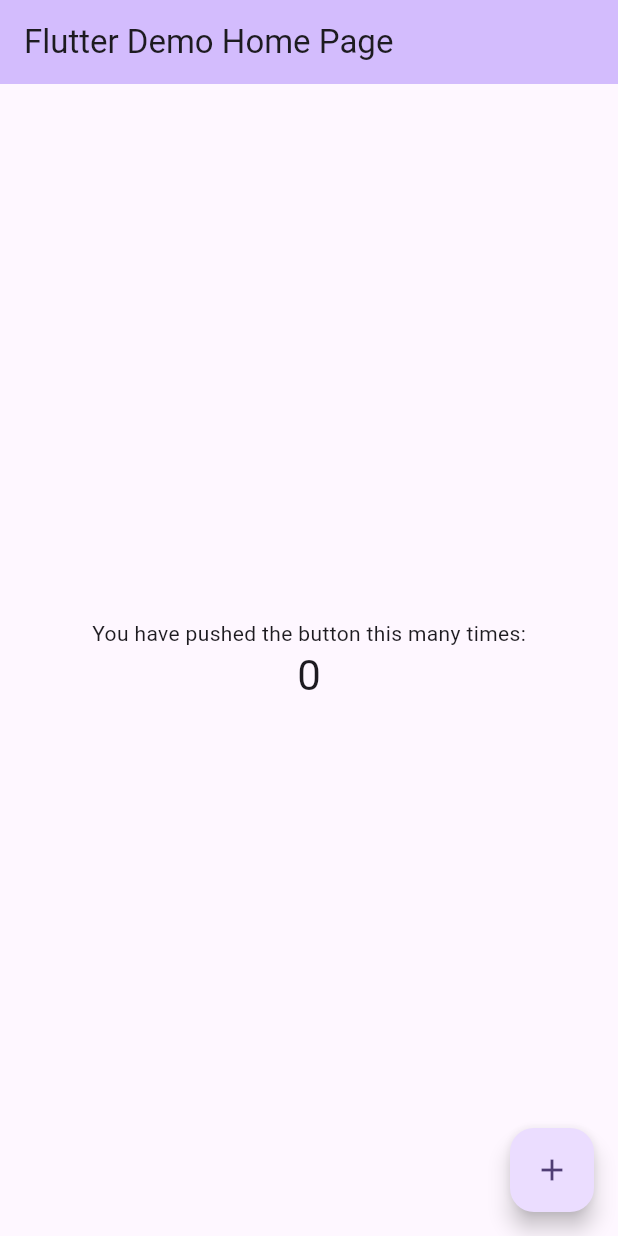
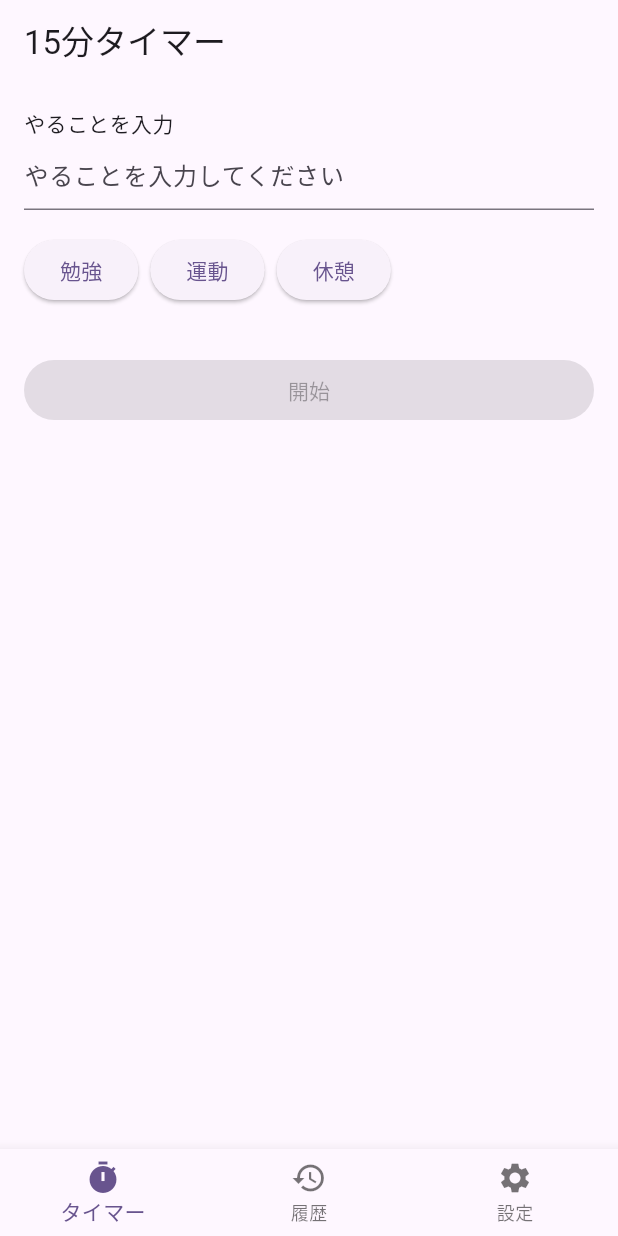
Before and after one commit to harinez2/flutter_fifteentimer, a Flutter app: the screen it shows after launch, on a phone screen of 412 x 824 dp. Run offline on Flutter 3.47's test engine with Material 3 defaults, Android fonts, the phone set to English and light mode, and no system bars.

Commit message:
added base functions and screens

```diff
--- a/lib/main.dart
+++ b/lib/main.dart
@@ -1,4 +1,7 @@
 import 'package:flutter/material.dart';
+import 'screens/main_screen.dart';
+import 'screens/history_screen.dart';
+import 'screens/settings_screen.dart';
 
 void main() {
   runApp(const MyApp());
@@ -11,7 +14,7 @@ class MyApp extends StatelessWidget {
   @override
   Widget build(BuildContext context) {
     return MaterialApp(
-      title: 'Flutter Demo',
+      title: '15分タイマー',
       theme: ThemeData(
         // This is the theme of your application.
         //
@@ -30,93 +33,52 @@ class MyApp extends StatelessWidget {
         // tested with just a hot reload.
         colorScheme: ColorScheme.fromSeed(seedColor: Colors.deepPurple),
       ),
-      home: const MyHomePage(title: 'Flutter Demo Home Page'),
+      home: const HomeTabController(),
     );
   }
 }
 
-class MyHomePage extends StatefulWidget {
-  const MyHomePage({super.key, required this.title});
-
-  // This widget is the home page of your application. It is stateful, meaning
-  // that it has a State object (defined below) that contains fields that affect
-  // how it looks.
-
-  // This class is the configuration for the state. It holds the values (in this
-  // case the title) provided by the parent (in this case the App widget) and
-  // used by the build method of the State. Fields in a Widget subclass are
-  // always marked "final".
-
-  final String title;
+class HomeTabController extends StatefulWidget {
+  const HomeTabController({super.key});
 
   @override
-  State<MyHomePage> createState() => _MyHomePageState();
+  State<HomeTabController> createState() => _HomeTabControllerState();
 }
 
-class _MyHomePageState extends State<MyHomePage> {
-  int _counter = 0;
-
-  void _incrementCounter() {
-    setState(() {
-      // This call to setState tells the Flutter framework that something has
-      // changed in this State, which causes it to rerun the build method below
-      // so that the display can reflect the updated values. If we changed
-      // _counter without calling setState(), then the build method would not be
-      // called again, and so nothing would appear to happen.
-      _counter++;
-    });
-  }
+class _HomeTabControllerState extends State<HomeTabController> {
+  int _currentIndex = 0;
+  final List<Widget> _screens = [
+    const MainScreen(),
+    const HistoryScreen(),
+    const SettingsScreen(),
+  ];
 
   @override
   Widget build(BuildContext context) {
-    // This method is rerun every time setState is called, for instance as done
-    // by the _incrementCounter method above.
-    //
-    // The Flutter framework has been optimized to make rerunning build methods
-    // fast, so that you can just rebuild anything that needs updating rather
-    // than having to individually change instances of widgets.
     return Scaffold(
-      appBar: AppBar(
-        // TRY THIS: Try changing the color here to a specific color (to
-        // Colors.amber, perhaps?) and trigger a hot reload to see the AppBar
-        // change color while the other colors stay the same.
-        backgroundColor: Theme.of(context).colorScheme.inversePrimary,
-        // Here we take the value from the MyHomePage object that was created by
-        // the App.build method, and use it to set our appbar title.
-        title: Text(widget.title),
+      body: _screens[_currentIndex],
+      bottomNavigationBar: BottomNavigationBar(
+        currentIndex: _currentIndex,
+        onTap: (index) {
+          setState(() {
+            _currentIndex = index;
+          });
+        },
+        items: const [
+          BottomNavigationBarItem(
+            icon: Icon(Icons.timer),
+            label: 'タイマー',
+          ),
+          BottomNavigationBarItem(
+            icon: Icon(Icons.history),
+            label: '履歴',
+          ),
+          BottomNavigationBarItem(
+            icon: Icon(Icons.settings),
+            label: '設定',
+          ),
+        ],
       ),
-      body: Center(
-        // Center is a layout widget. It takes a single child and positions it
-        // in the middle of the parent.
-        child: Column(
-          // Column is also a layout widget. It takes a list of children and
-          // arranges them vertically. By default, it sizes itself to fit its
-          // children horizontally, and tries to be as tall as its parent.
-          //
-          // Column has various properties to control how it sizes itself and
-          // how it positions its children. Here we use mainAxisAlignment to
-          // center the children vertically; the main axis here is the vertical
-          // axis because Columns are vertical (the cross axis would be
-          // horizontal).
-          //
-          // TRY THIS: Invoke "debug painting" (choose the "Toggle Debug Paint"
-          // action in the IDE, or press "p" in the console), to see the
-          // wireframe for each widget.
-          mainAxisAlignment: MainAxisAlignment.center,
-          children: <Widget>[
-            const Text('You have pushed the button this many times:'),
-            Text(
-              '$_counter',
-              style: Theme.of(context).textTheme.headlineMedium,
-            ),
-          ],
-        ),
-      ),
-      floatingActionButton: FloatingActionButton(
-        onPressed: _incrementCounter,
-        tooltip: 'Increment',
-        child: const Icon(Icons.add),
-      ), // This trailing comma makes auto-formatting nicer for build methods.
     );
   }
 }
--- /dev/null
+++ b/lib/screens/history_screen.dart
@@ -0,0 +1,23 @@
+import 'package:flutter/material.dart';
+
+class HistoryScreen extends StatelessWidget {
+  const HistoryScreen({super.key});
+
+  @override
+  Widget build(BuildContext context) {
+    return Scaffold(
+      appBar: AppBar(title: const Text('履歴')),
+      body: ListView.builder(
+        itemCount: 10, // 仮のデータ数
+        itemBuilder: (context, index) {
+          return ListTile(
+            leading: const Icon(Icons.timer),
+            title: Text('やること $index'),
+            subtitle: Text('結果: 〇'),
+            trailing: Text('15分'),
+          );
+        },
+      ),
+    );
+  }
+}
--- /dev/null
+++ b/lib/screens/main_screen.dart
@@ -0,0 +1,103 @@
+import 'package:flutter/material.dart';
+import 'dart:async';
+
+class MainScreen extends StatefulWidget {
+  const MainScreen({super.key});
+
+  @override
+  State<MainScreen> createState() => _MainScreenState();
+}
+
+class _MainScreenState extends State<MainScreen> {
+  final TextEditingController _controller = TextEditingController();
+  final List<String> _choices = ['勉強', '運動', '休憩'];
+  Timer? _timer;
+  int _remainingSeconds = 0;
+  bool _isRunning = false;
+
+  void _onChoicePressed(String choice) {
+    setState(() {
+      _controller.text = choice;
+    });
+  }
+
+  void _startTimer() {
+    setState(() {
+      _remainingSeconds = 15 * 60;
+      _isRunning = true;
+    });
+    _timer?.cancel();
+    _timer = Timer.periodic(const Duration(seconds: 1), (timer) {
+      if (_remainingSeconds > 0) {
+        setState(() {
+          _remainingSeconds--;
+        });
+      } else {
+        timer.cancel();
+        setState(() {
+          _isRunning = false;
+        });
+        // TODO: 通知や結果入力処理
+      }
+    });
+  }
+
+  String _formatTime(int seconds) {
+    final m = (seconds ~/ 60).toString().padLeft(2, '0');
+    final s = (seconds % 60).toString().padLeft(2, '0');
+    return '$m:$s';
+  }
+
+  @override
+  void dispose() {
+    _timer?.cancel();
+    _controller.dispose();
+    super.dispose();
+  }
+
+  @override
+  Widget build(BuildContext context) {
+    return Scaffold(
+      appBar: AppBar(title: const Text('15分タイマー')),
+      body: Padding(
+        padding: const EdgeInsets.all(16.0),
+        child: Column(
+          crossAxisAlignment: CrossAxisAlignment.stretch,
+          children: [
+            const Text('やることを入力'),
+            TextField(
+              controller: _controller,
+              decoration: const InputDecoration(
+                hintText: 'やることを入力してください',
+              ),
+            ),
+            const SizedBox(height: 16),
+            Wrap(
+              spacing: 8,
+              children: _choices.map((choice) => ElevatedButton(
+                onPressed: () => _onChoicePressed(choice),
+                child: Text(choice),
+              )).toList(),
+            ),
+            const SizedBox(height: 32),
+            if (_isRunning)
+              Column(
+                children: [
+                  const Text('残り時間', style: TextStyle(fontSize: 18)),
+                  Text(
+                    _formatTime(_remainingSeconds),
+                    style: const TextStyle(fontSize: 40, fontWeight: FontWeight.bold),
+                  ),
+                ],
+              )
+            else
+              ElevatedButton(
+                onPressed: _controller.text.isNotEmpty ? _startTimer : null,
+                child: const Text('開始'),
+              ),
+          ],
+        ),
+      ),
+    );
+  }
+}
```
Also changed, not shown: lib/screens/settings_screen.dart (added, +47 -0 lines).
